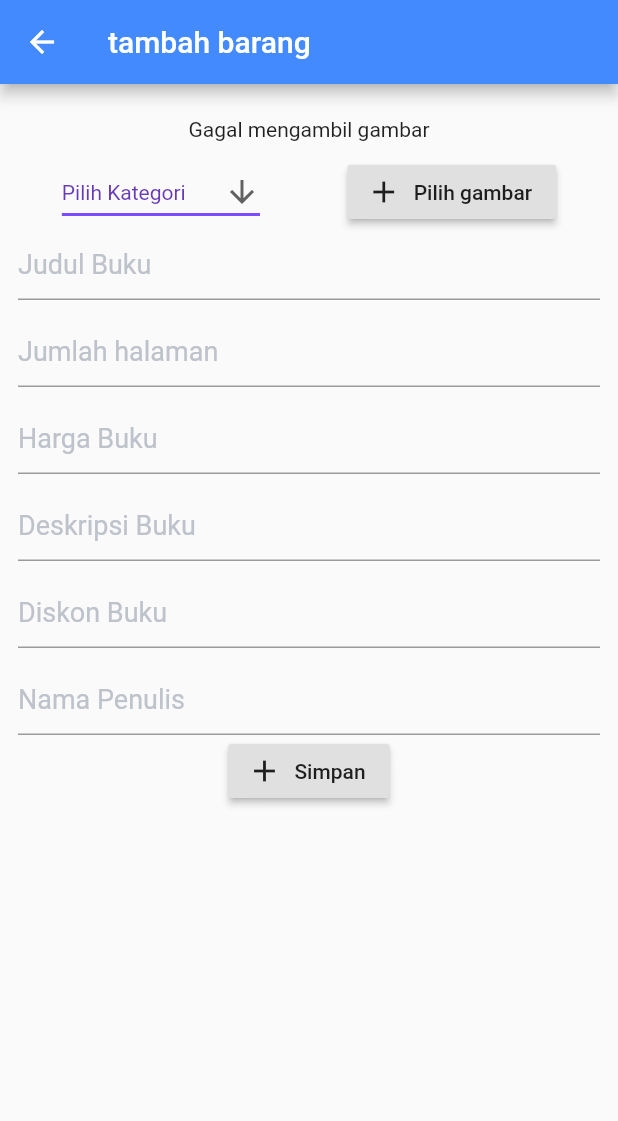
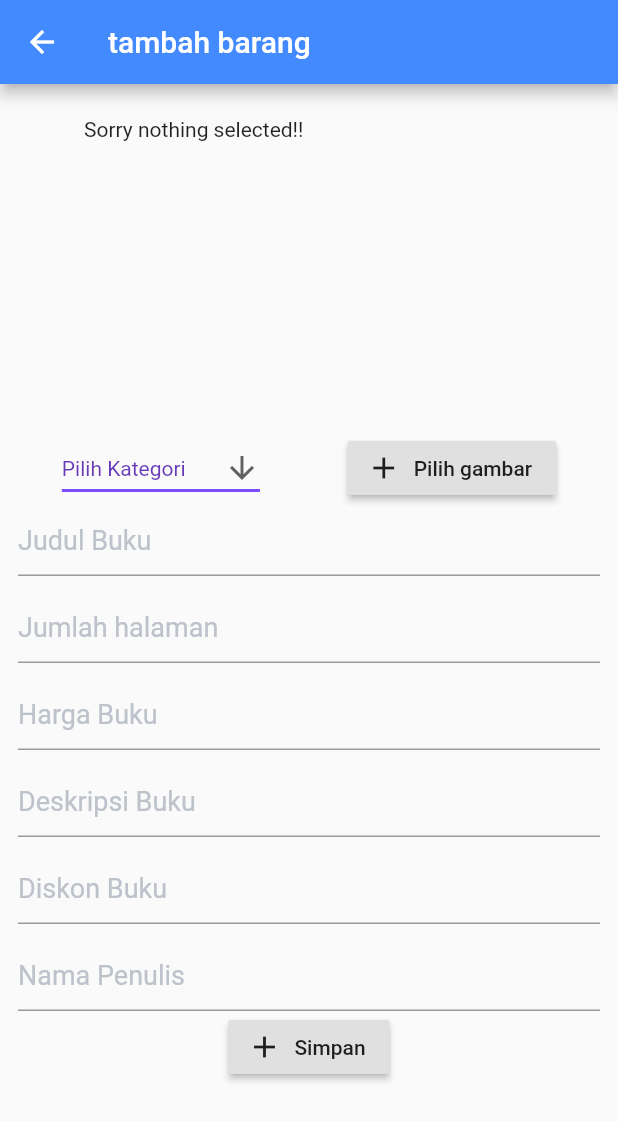
Before and after one commit to triandamai/pustakala, a Flutter app: the AddProduk screen opened by its route, after a tap on "Pilih gambar", on a phone screen of 412 x 824 dp. Shown: the top 1121 px of the screen. Run offline on Flutter 3.47's test engine with Material 2 defaults, Android fonts, the phone set to English and light mode, and no system bars; our stand-ins replace file_picker, firebase_auth, firebase_database, firebase_storage, fluttertoast, image_picker and 1 more; accounts and stored records are empty; generated files the repository leaves out were written again.

Commit message:
fix #image picker error

```diff
--- a/lib/src/pages/add_produk.dart
+++ b/lib/src/pages/add_produk.dart
@@ -32,7 +32,11 @@ class _AddProdukState extends State<AddProduk> {
   String _uoloadedImageUrl;
   String dropdownValue = 'Pilih Kategori';
   FirebaseAuth _auth = FirebaseAuth.instance;
+//save the result of gallery file
+  File galleryFile;
 
+//save the result of camera file
+  File cameraFile;
   @override
   void initState() {
     // TODO: implement initState
@@ -59,25 +63,16 @@ class _AddProdukState extends State<AddProduk> {
                     height: 10,
                   ),
                   Center(
-                    child: _image == null
-                        ? Text(
-                            "Gagal mengambil gambar",
-                            textAlign: TextAlign.center,
-                          )
-                        : new Container(
-                            height: 160.0,
-                            width: MediaQuery.of(context).size.width - 20,
-                            decoration: new BoxDecoration(
-                              color: const Color(0xff7c94b6),
-                              image: new DecorationImage(
-                                image: new ExactAssetImage(_image.path),
-                                fit: BoxFit.contain,
-                              ),
-                              borderRadius: new BorderRadius.all(
-                                  const Radius.circular(0.0)),
-                            ),
+                      child: new SizedBox(
+                    height: 200.0,
+                    width: 300.0,
+                    child: galleryFile == null
+                        ? new Text('Sorry nothing selected!!')
+                        : new Image.file(
+                            galleryFile,
+                            width: MediaQuery.of(context).size.width - 30,
                           ),
-                  ),
+                  )),
                   SizedBox(
                     height: 10,
                   ),
@@ -115,7 +110,8 @@ class _AddProdukState extends State<AddProduk> {
                       ),
                       RaisedButton.icon(
                         onPressed: () {
-                          chooseImage(ImageSource.gallery);
+                          //chooseImage(ImageSource.gallery);
+                          imageSelectorGallery();
                         },
                         icon: Icon(Icons.add),
                         label: Text("Pilih gambar"),
@@ -136,6 +132,7 @@ class _AddProdukState extends State<AddProduk> {
                     height: 10,
                   ),
                   TextFormField(
+                    keyboardType: TextInputType.number,
                     controller: _halaman,
                     decoration: InputDecoration(
                       hintText: "Jumlah halaman",
@@ -149,6 +146,7 @@ class _AddProdukState extends State<AddProduk> {
                     height: 10,
                   ),
                   TextFormField(
+                    keyboardType: TextInputType.number,
                     controller: _harga,
                     decoration: InputDecoration(
                       hintText: "Harga Buku",
@@ -175,6 +173,7 @@ class _AddProdukState extends State<AddProduk> {
                     height: 10,
                   ),
                   TextFormField(
+                    keyboardType: TextInputType.number,
                     controller: _diskon,
                     decoration: InputDecoration(
                       hintText: "Diskon Buku",
@@ -314,8 +313,8 @@ class _AddProdukState extends State<AddProduk> {
     String timestamp = date.toString();
 
     StorageReference storageReference =
-        FirebaseStorage.instance.ref().child('Images/$timestamp.jpeg');
-    StorageUploadTask uploadTask = storageReference.putFile(_image);
+        FirebaseStorage.instance.ref().child('Images/$timestamp.jpeg}');
+    StorageUploadTask uploadTask = storageReference.putFile(galleryFile);
 
 //    StorageReference storageReferenceFile =
 //        FirebaseStorage.instance.ref().child("Files/$timestamp.pdf");
@@ -339,7 +338,6 @@ class _AddProdukState extends State<AddProduk> {
           _judul.clear();
           _halaman.clear();
           _chapter.clear();
-          _image = null;
         });
         Fluttertoast.showToast(
             msg: "Berhasil menyimpan ${_judul}",
@@ -359,4 +357,25 @@ class _AddProdukState extends State<AddProduk> {
 
 //    });
   }
+
+  imageSelectorGallery() async {
+    galleryFile = await ImagePicker.pickImage(
+      source: ImageSource.gallery,
+      // maxHeight: 50.0,
+      // maxWidth: 50.0,
+    );
+    print("You selected gallery image : " + galleryFile.path);
+    setState(() {});
+  }
+
+  //display image selected from camera
+  imageSelectorCamera() async {
+    cameraFile = await ImagePicker.pickImage(
+      source: ImageSource.camera,
+      //maxHeight: 50.0,
+      //maxWidth: 50.0,
+    );
+    print("You selected camera image : " + cameraFile.path);
+    setState(() {});
+  }
 }
--- a/lib/src/widgets/book_populer.dart
+++ b/lib/src/widgets/book_populer.dart
@@ -18,7 +18,7 @@ class _BookPopulerState extends State<BookPopuler> {
         children: <Widget>[
           Container(
             height: 200.0,
-            width: 340.0,
+            width: MediaQuery.of(context).size.width - 20,
             child: Image.network(
               widget.book.imagePath,
               fit: BoxFit.cover,
```
